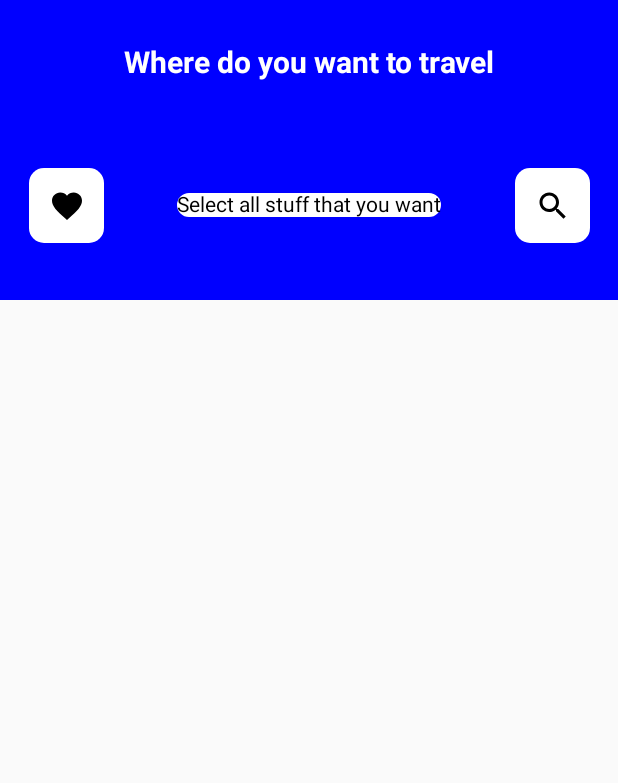
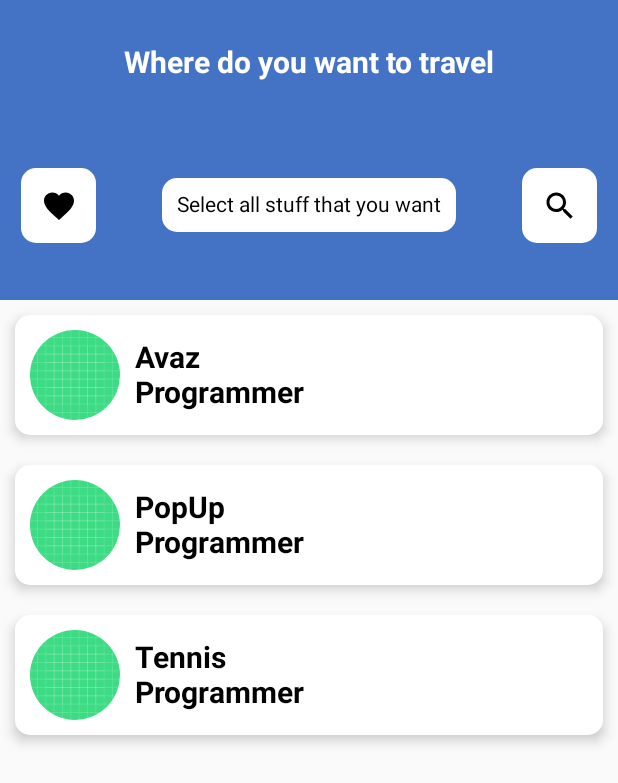
Before and after one commit to Sarbad0r/kotlin_jatpack, an Android app built with Jetpack Compose: the screen it shows after launch (MainActivity), on a phone screen of 412 x 824 dp. Shown: the top 783 px of the screen. Run offline under Robolectric (Android 15) with nearby library versions, the phone set to English and light mode, and no system bars.

```diff
--- a/app/src/main/java/com/example/kotlin_jetpack/MainActivity.kt
+++ b/app/src/main/java/com/example/kotlin_jetpack/MainActivity.kt
@@ -3,21 +3,24 @@ package com.example.kotlin_jetpack
 import android.os.Bundle
 import androidx.activity.ComponentActivity
 import androidx.activity.compose.setContent
+import androidx.compose.foundation.Image
 import androidx.compose.foundation.background
 import androidx.compose.foundation.layout.*
+import androidx.compose.foundation.shape.CircleShape
 import androidx.compose.foundation.shape.RoundedCornerShape
-import androidx.compose.material.Icon
-import androidx.compose.material.MaterialTheme
-import androidx.compose.material.Surface
-import androidx.compose.material.Text
+import androidx.compose.material.*
 import androidx.compose.material.icons.Icons
+import androidx.compose.material.icons.filled.Add
 import androidx.compose.material.icons.filled.Favorite
 import androidx.compose.material.icons.filled.Search
 import androidx.compose.runtime.Composable
 import androidx.compose.ui.Alignment
 import androidx.compose.ui.Modifier
+import androidx.compose.ui.draw.clip
 import androidx.compose.ui.geometry.Size
 import androidx.compose.ui.graphics.Color
+import androidx.compose.ui.layout.ContentScale
+import androidx.compose.ui.res.painterResource
 import androidx.compose.ui.text.TextStyle
 import androidx.compose.ui.text.font.FontWeight
 import androidx.compose.ui.text.style.TextAlign
@@ -29,21 +32,35 @@ import com.example.kotlin_jetpack.ui.theme.Kotlin_jetpackTheme
 class MainActivity : ComponentActivity() {
     override fun onCreate(savedInstanceState: Bundle?) {
         super.onCreate(savedInstanceState)
+        var counter: Int = 1;
         setContent {
+            Column(
+                modifier = Modifier.fillMaxSize()
+            ) {
+                TopWidget()
+                CardWidget(name = "Avaz", prof = "Programmer")
+                CardWidget(name = "PopUp", prof = "Programmer")
+                CardWidget(name = "Tennis", prof = "Programmer")
+            }
+        }
+    }
+}
+
+
+@Composable
+fun TopWidget() {
     Column(
         modifier = Modifier
             .height(height = 200.dp)
-                    .background(color = Color.Blue)
+            .background(color = Color(0xFF4472C4))
             .fillMaxWidth()
     ) {
         Spacer(modifier = Modifier.height(height = 30.dp))
         Row(
-                    horizontalArrangement = Arrangement.Center,
-                    modifier = Modifier.fillMaxWidth()
+            horizontalArrangement = Arrangement.Center, modifier = Modifier.fillMaxWidth()
         ) {
             Text(
-                        text = "Where do you want to travel",
-                        style = TextStyle(
+                text = "Where do you want to travel", style = TextStyle(
                     color = Color.White,
                     fontSize = 20.sp,
                     textAlign = TextAlign.Center,
@@ -53,8 +70,7 @@ class MainActivity : ComponentActivity() {
         }
         Spacer(modifier = Modifier.height(height = 20.dp))
         Row(
-                    modifier = Modifier
-                        .fillMaxSize(),
+            modifier = Modifier.fillMaxSize(),
             verticalAlignment = Alignment.CenterVertically,
             horizontalArrangement = Arrangement.SpaceEvenly
         ) {
@@ -65,8 +81,7 @@ class MainActivity : ComponentActivity() {
                 contentAlignment = Alignment.Center
             ) {
                 Icon(
-                            imageVector = Icons.Default.Favorite,
-                            contentDescription = "Favorite Icon"
+                    imageVector = Icons.Default.Favorite, contentDescription = "Favorite Icon"
                 )
             }
             Box(
@@ -74,7 +89,7 @@ class MainActivity : ComponentActivity() {
                     .padding(30.dp)
                     .background(color = Color.White, shape = RoundedCornerShape(10.dp))
             ) {
-                        Text(text = "Select all stuff that you want")
+                Text(text = "Select all stuff that you want", modifier = Modifier.padding(10.dp))
             }
 
             Box(
@@ -84,8 +99,48 @@ class MainActivity : ComponentActivity() {
                 contentAlignment = Alignment.Center
             ) {
                 Icon(
-                            imageVector = Icons.Default.Search,
-                            contentDescription = "Favorite Icon"
+                    imageVector = Icons.Default.Search, contentDescription = "Favorite Icon"
+                )
+            }
+        }
+    }
+}
+
+@Composable
+fun CardWidget(name: String, prof: String?) {
+    Card(
+        modifier = Modifier
+            .fillMaxWidth()
+            .padding(10.dp),
+        shape = RoundedCornerShape(10.dp),
+        elevation = 5.dp
+    ) {
+        Box(
+            modifier = Modifier.padding(10.dp)
+        ) {
+            Row(
+                verticalAlignment = Alignment.CenterVertically
+            ) {
+                Image(
+                    painter = painterResource(id = R.drawable.ic_launcher_background),
+                    contentDescription = "image",
+                    contentScale = ContentScale.FillHeight,
+                    modifier = Modifier
+                        .size(60.dp)
+                        .clip(CircleShape)
+                )
+                Spacer(modifier = Modifier.width(10.dp))
+                Column(
+                    modifier = Modifier.fillMaxWidth(), verticalArrangement = Arrangement.Center
+                ) {
+                    Text(
+                        text = name,
+                        style = TextStyle(fontWeight = FontWeight.Bold, fontSize = 20.sp)
+                    )
+                    prof?.let {
+                        Text(
+                            text = it,
+                            style = TextStyle(fontWeight = FontWeight.Bold, fontSize = 20.sp)
                         )
                     }
                 }
@@ -93,3 +148,9 @@ class MainActivity : ComponentActivity() {
         }
     }
 }
+
+@Preview
+@Composable
+fun ForPreview() {
+    CardWidget(name = "Avaz", prof = "Programmer")
+}
```
Lines whose indentation alone changed are shown as unchanged.
